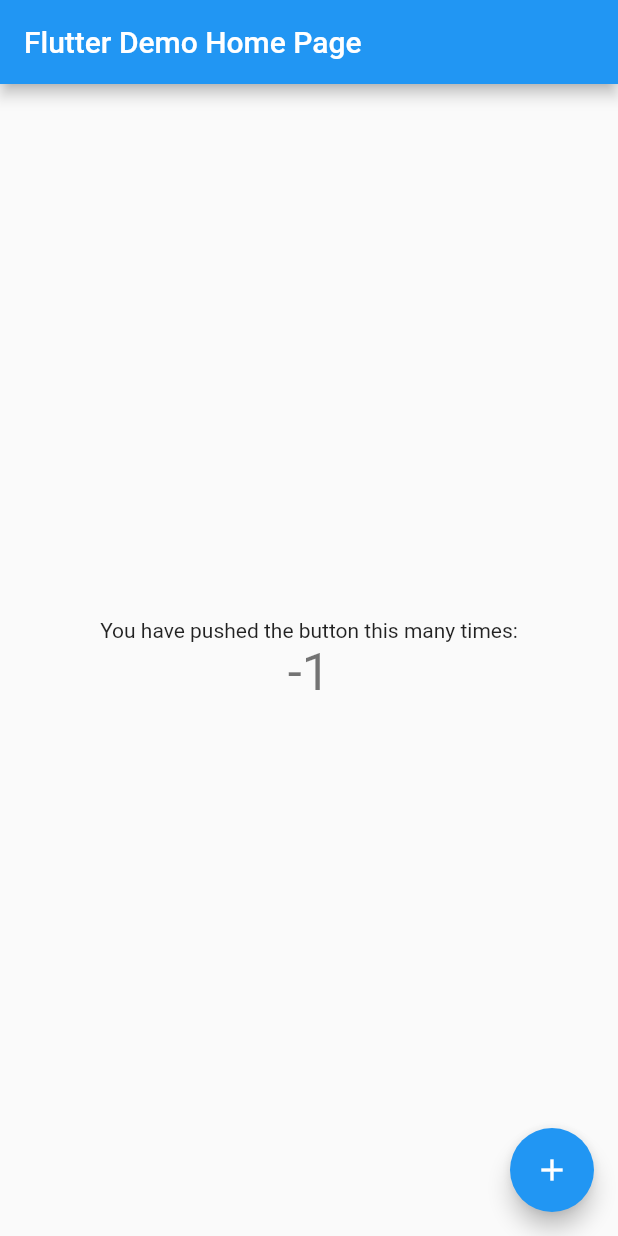
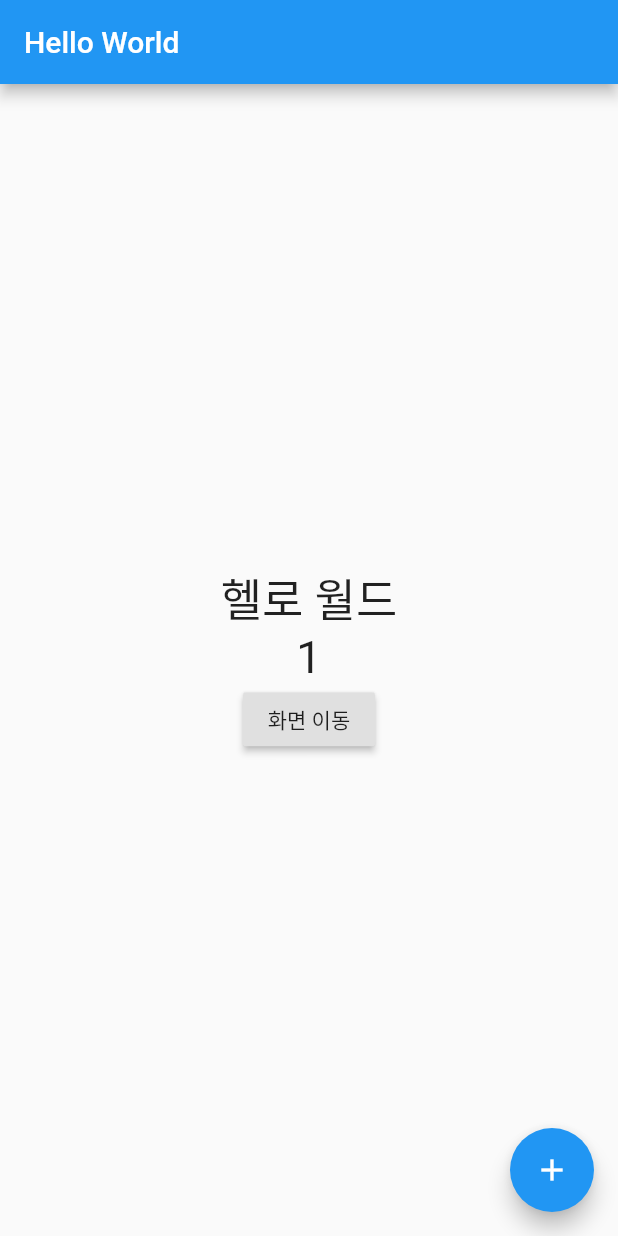
Before and after one commit to nect2r/flutter_basic, a Flutter app: the screen it shows after launch, after a tap on the "add" icon, on a phone screen of 412 x 824 dp. Run offline on Flutter 3.47's test engine with Material 2 defaults, Android fonts, the phone set to English and light mode, and no system bars.

```diff
--- a/lib/main.dart
+++ b/lib/main.dart
@@ -1,4 +1,5 @@
 import 'package:flutter/material.dart';
+import 'package:flutter_basic/cupertino_page.dart';
 
 void main() {
   runApp(MyApp());
@@ -22,92 +23,58 @@ class MyApp extends StatelessWidget {
         // is not restarted.
         primarySwatch: Colors.blue,
       ),
-      home: MyHomePage(title: 'Flutter Demo Home Page'),
-    );
+      home: HelloPage('Hello World'));
+      //home: HelloPage('Hello World'));
   }
 }
 
-class MyHomePage extends StatefulWidget {
-  MyHomePage({Key key, this.title}) : super(key: key);
-
-  // This widget is the home page of your application. It is stateful, meaning
-  // that it has a State object (defined below) that contains fields that affect
-  // how it looks.
-
-  // This class is the configuration for the state. It holds the values (in this
-  // case the title) provided by the parent (in this case the App widget) and
-  // used by the build method of the State. Fields in a Widget subclass are
-  // always marked "final".
-
+class HelloPage extends StatefulWidget {
   final String title;
 
+  HelloPage(this.title);
+
   @override
-  _MyHomePageState createState() => _MyHomePageState();
+  _HelloPageState createState() => _HelloPageState();
 }
 
-class _MyHomePageState extends State<MyHomePage> {
+class _HelloPageState extends State<HelloPage> {
+  String _message = "Hello World";
   int _counter = 0;
-
-  void _incrementCounter() {
-    setState(() {
-      // This call to setState tells the Flutter framework that something has
-      // changed in this State, which causes it to rerun the build method below
-      // so that the display can reflect the updated values. If we changed
-      // _counter without calling setState(), then the build method would not be
-      // called again, and so nothing would appear to happen.
-      _counter--;
-    });
-  }
 
   @override
   Widget build(BuildContext context) {
-    // This method is rerun every time setState is called, for instance as done
-    // by the _incrementCounter method above.
-    //
-    // The Flutter framework has been optimized to make rerunning build methods
-    // fast, so that you can just rebuild anything that needs updating rather
-    // than having to individually change instances of widgets.
     return Scaffold(
+      floatingActionButton:
+        FloatingActionButton(
+            child: Icon(Icons.add),
+            onPressed: _changeMessage),
         appBar: AppBar(
-        // Here we take the value from the MyHomePage object that was created by
-        // the App.build method, and use it to set our appbar title.
           title: Text(widget.title),
         ),
         body: Center(
-        // Center is a layout widget. It takes a single child and positions it
-        // in the middle of the parent.
             child: Column(
-          // Column is also a layout widget. It takes a list of children and
-          // arranges them vertically. By default, it sizes itself to fit its
-          // children horizontally, and tries to be as tall as its parent.
-          //
-          // Invoke "debug painting" (press "p" in the console, choose the
-          // "Toggle Debug Paint" action from the Flutter Inspector in Android
-          // Studio, or the "Toggle Debug Paint" command in Visual Studio Code)
-          // to see the wireframe for each widget.
-          //
-          // Column has various properties to control how it sizes itself and
-          // how it positions its children. Here we use mainAxisAlignment to
-          // center the children vertically; the main axis here is the vertical
-          // axis because Columns are vertical (the cross axis would be
-          // horizontal).
               mainAxisAlignment: MainAxisAlignment.center,
               children: <Widget>[
-            Text(
-              'You have pushed the button this many times:',
-            ),
-            Text(
-              '$_counter',
-              style: Theme.of(context).textTheme.headline4,
-            ),
+                Text(_message, style: TextStyle(fontSize: 30)),
+                Text('$_counter', style: TextStyle(fontSize: 30)),
+                RaisedButton(
+                  child: Text('화면 이동'),
+                  onPressed: () {
+                    Navigator.push(
+                      context,
+                      MaterialPageRoute(builder: (context) => CupertinoPage())
+                    );
+                  },
+                )
               ],
-        ),
-      ),
-      floatingActionButton: FloatingActionButton(
-        onPressed: _incrementCounter,
-        tooltip: 'Increment',
-        child: Icon(Icons.add),
-      ), // This trailing comma makes auto-formatting nicer for build methods.
-    );
+            )
+        ));
+  }
+
+  void _changeMessage() {
+    setState(() {
+      _message = '헬로 월드';
+      _counter++;
+    });
   }
 }
```
Also changed, not shown: lib/cupertino_page.dart (added, +47 -0 lines). Lines whose indentation alone changed are shown as unchanged.
